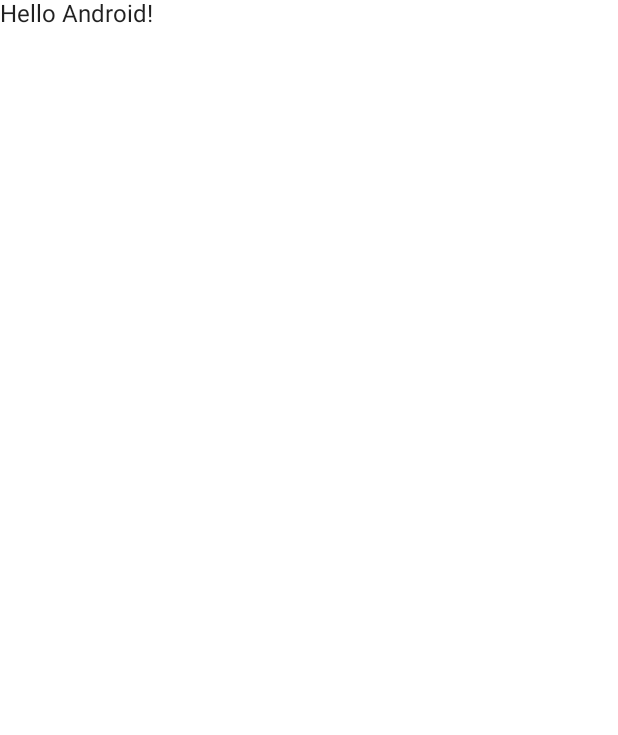
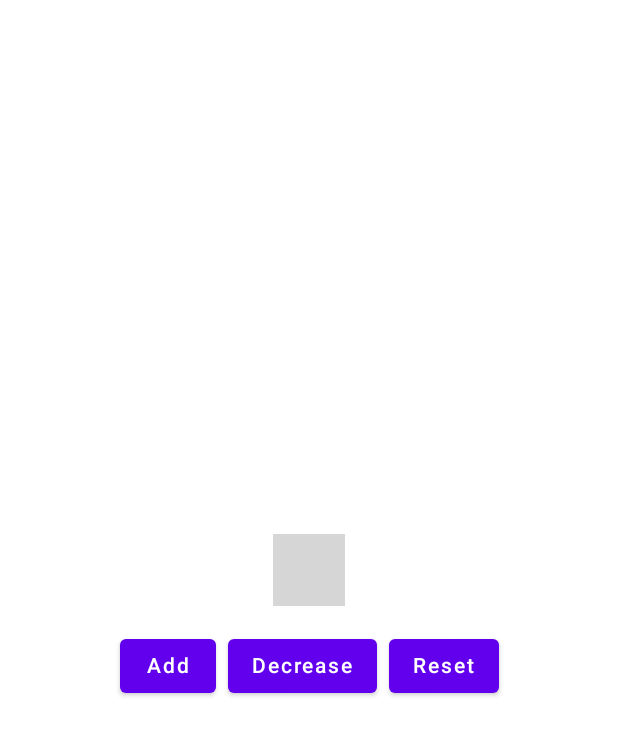
Before and after one commit to getspherelabs/meteor-kmp, an Android app built with Jetpack Compose: the screen it shows after launch (MainActivity), on a phone screen of 412 x 824 dp. Before the commit the part shown is almost empty. Shown: the top 735 px of the screen. Run offline under Robolectric (Android 15) with nearby library versions, the phone set to English and light mode, and no system bars; our stand-ins replace Dagger/Hilt's generated code; libraries missing offline, so code that uses them is left out: io.spherelabs.meteor; 3 statements that could not run were skipped; grey boxes are pictures that could not be loaded.

Commit message:
feat: Add count samples #18

```diff
--- a/build.gradle.kts
+++ b/build.gradle.kts
@@ -18,6 +18,7 @@ plugins {
     id("org.jetbrains.kotlin.android") version "1.7.0" apply false
     id("com.diffplug.spotless") version "6.17.0"
     id("com.vanniktech.maven.publish") version "0.25.2"
+    id("com.google.dagger.hilt.android") version "2.44" apply false
 }
 
 subprojects {
--- a/buildSrc/src/main/kotlin/Deps.kt
+++ b/buildSrc/src/main/kotlin/Deps.kt
@@ -25,6 +25,10 @@ object Libs {
         const val stately = "co.touchlab:stately-concurrency:${Version.stately}"
     }
 
+    object Hilt {
+
+    }
+
 }
 
 object Projects {
--- a/samples/counter-compose/src/main/AndroidManifest.xml
+++ b/samples/counter-compose/src/main/AndroidManifest.xml
@@ -2,6 +2,7 @@
 <manifest xmlns:android="http://schemas.android.com/apk/res/android">
 
     <application
+        android:name=".CountApplication"
         android:allowBackup="true"
         android:icon="@mipmap/ic_launcher"
         android:label="@string/app_name"
--- /dev/null
+++ b/samples/counter-compose/src/main/java/io/spherelabs/countercompose/CountApplication.kt
@@ -0,0 +1,7 @@
+package io.spherelabs.countercompose
+
+import android.app.Application
+import dagger.hilt.android.HiltAndroidApp
+
+@HiltAndroidApp
+class CountApplication : Application()
--- a/samples/counter-compose/src/main/java/io/spherelabs/countercompose/MainActivity.kt
+++ b/samples/counter-compose/src/main/java/io/spherelabs/countercompose/MainActivity.kt
@@ -3,26 +3,24 @@ package io.spherelabs.countercompose
 import android.os.Bundle
 import androidx.activity.ComponentActivity
 import androidx.activity.compose.setContent
-import androidx.compose.foundation.layout.fillMaxSize
-import androidx.compose.material.MaterialTheme
 import androidx.compose.material.Surface
 import androidx.compose.material.Text
 import androidx.compose.runtime.Composable
-import androidx.compose.ui.Modifier
 import androidx.compose.ui.tooling.preview.Preview
+import dagger.hilt.android.AndroidEntryPoint
+import io.spherelabs.countercompose.presentation.CountScreen
 import io.spherelabs.countercompose.ui.theme.MeteorTheme
 
+@AndroidEntryPoint
 class MainActivity : ComponentActivity() {
+
     override fun onCreate(savedInstanceState: Bundle?) {
         super.onCreate(savedInstanceState)
         setContent {
             MeteorTheme {
                 // A surface container using the 'background' color from the theme
-                Surface(
-                    modifier = Modifier.fillMaxSize(),
-                    color = MaterialTheme.colors.background
-                ) {
-                    Greeting("Android")
+                Surface {
+                    CountScreen()
                 }
             }
         }
--- /dev/null
+++ b/samples/counter-compose/src/main/java/io/spherelabs/countercompose/presentation/CountEffect.kt
@@ -0,0 +1,5 @@
+package io.spherelabs.countercompose.presentation
+
+sealed interface CountEffect {
+    data class Failure(val message: String) : CountEffect
+}
--- a/samples/counter-compose/src/main/java/io/spherelabs/countercompose/presentation/CountScreen.kt
+++ b/samples/counter-compose/src/main/java/io/spherelabs/countercompose/presentation/CountScreen.kt
@@ -7,33 +7,61 @@ import androidx.compose.foundation.layout.Spacer
 import androidx.compose.foundation.layout.fillMaxSize
 import androidx.compose.foundation.layout.fillMaxWidth
 import androidx.compose.foundation.layout.height
+import androidx.compose.foundation.layout.padding
 import androidx.compose.foundation.layout.width
 import androidx.compose.material.Button
+import androidx.compose.material.Scaffold
+import androidx.compose.material.ScaffoldState
+import androidx.compose.material.SnackbarDuration
 import androidx.compose.material.Surface
 import androidx.compose.material.Text
+import androidx.compose.material.rememberScaffoldState
 import androidx.compose.runtime.Composable
+import androidx.compose.runtime.LaunchedEffect
+import androidx.compose.runtime.collectAsState
 import androidx.compose.ui.Alignment
 import androidx.compose.ui.Modifier
 import androidx.compose.ui.text.style.TextAlign
 import androidx.compose.ui.tooling.preview.Preview
 import androidx.compose.ui.unit.dp
 import androidx.compose.ui.unit.sp
+import kotlinx.coroutines.flow.collectLatest
 
 @Composable
 fun CountScreen(
     modifier: Modifier = Modifier,
-    text: String,
-    addClick: () -> Unit,
-    resetClick: () -> Unit
+    viewModel: CountViewModel = androidx.lifecycle.viewmodel.compose.viewModel()
 ) {
+    val uiState = viewModel.store.state.collectAsState()
+
+    val scaffoldState: ScaffoldState = rememberScaffoldState()
+
+    LaunchedEffect(true) {
+        viewModel.store.effect.collectLatest { effect ->
+            when (effect) {
+                is CountEffect.Failure -> {
+                    scaffoldState.snackbarHostState.showSnackbar(
+                        message = effect.message,
+                        duration = SnackbarDuration.Short
+                    )
+                }
+            }
+        }
+    }
+
+    Scaffold(
+        scaffoldState = scaffoldState
+    ) { paddingValues ->
         Column(
-        modifier = modifier.fillMaxSize(),
+            modifier = modifier
+                .fillMaxSize()
+                .padding(paddingValues),
             horizontalAlignment = Alignment.CenterHorizontally,
             verticalArrangement = Arrangement.Center
         ) {
             Text(
                 modifier = modifier,
-            text = text,
+                text = uiState.value.count.toString(),
                 textAlign = TextAlign.Center,
                 fontSize = 25.sp
             )
@@ -41,12 +69,34 @@ fun CountScreen(
             Spacer(modifier = modifier.height(16.dp))
 
             Row(modifier = modifier.fillMaxWidth(), horizontalArrangement = Arrangement.Center) {
-            Button(onClick = addClick) {
+                Button(
+                    onClick = {
+                        viewModel.wish(CountWish.Increase)
+                    }
+                ) {
                     Text(text = "Add")
                 }
                 Spacer(modifier = modifier.width(8.dp))
-            Button(onClick = resetClick) {
+
+                Button(
+                    onClick = {
+                        viewModel.wish(CountWish.Decrease)
+                    }
+                ) {
+                    Text(text = "Decrease")
+                }
+
+                Spacer(
+                    modifier = modifier.width(8.dp)
+                )
+
+                Button(
+                    onClick = {
+                        viewModel.wish(CountWish.Reset)
+                    }
+                ) {
                     Text(text = "Reset")
+                }
             }
         }
     }
@@ -56,6 +106,5 @@ fun CountScreen(
 @Composable
 fun CountPreview() {
     Surface {
-        CountScreen(text = "0", addClick = {}, resetClick = {})
     }
 }
--- /dev/null
+++ b/samples/counter-compose/src/main/java/io/spherelabs/countercompose/presentation/CountViewModel.kt
@@ -0,0 +1,21 @@
+package io.spherelabs.countercompose.presentation
+
+import dagger.hilt.android.lifecycle.HiltViewModel
+import io.spherelabs.meteor.configs.MeteorConfigs
+import io.spherelabs.meteor.store.Store
+import io.spherelabs.meteor.viewmodel.CommonViewModel
+import io.spherelabs.meteor.viewmodel.createMeteor
+import javax.inject.Inject
+
+@HiltViewModel
+class CountViewModel @Inject constructor() : CommonViewModel<CountState, CountWish, CountEffect>() {
+
+    override val store: Store<CountState, CountWish, CountEffect> = createMeteor(
+        configs = MeteorConfigs.build {
+            initialState = CountState.Empty
+            reducer = CountReducer
+            storeName = "Count ViewModel"
+            middleware = CountMiddleware
+        }
+    )
+}
--- a/settings.gradle.kts
+++ b/settings.gradle.kts
@@ -3,6 +3,8 @@ pluginManagement {
         google()
         gradlePluginPortal()
         mavenCentral()
+        jcenter()
+        maven("https://plugins.gradle.org/m2/")
     }
 }
 
@@ -11,6 +13,8 @@ dependencyResolutionManagement {
         google()
         mavenCentral()
         gradlePluginPortal()
+        jcenter()
+        maven("https://plugins.gradle.org/m2/")
     }
 }
 
```
Also changed, not shown: samples/counter-compose/build.gradle.kts (+11 -3 lines), samples/counter-compose/src/main/java/io/spherelabs/countercompose/presentation/CountMiddleware.kt (added, +15 -0 lines), samples/counter-compose/src/main/java/io/spherelabs/countercompose/presentation/CountReducer.kt (+26 -1 lines), samples/counter-compose/src/main/java/io/spherelabs/countercompose/presentation/CountWish.kt (added, +8 -0 lines). Lines whose indentation alone changed are shown as unchanged.
